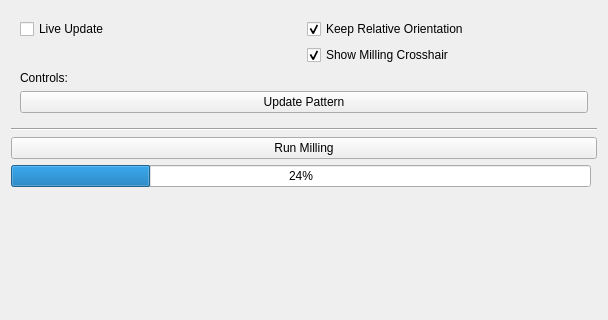
Above: fibsem/ui/qtdesigner_files/FibsemMillingWidget.ui from DeMarcoLab/fibsem before the change; both pictures show x 0 to 608 and y 530 to 850 of the 608 by 850 pixel window. Below: the same form after it.
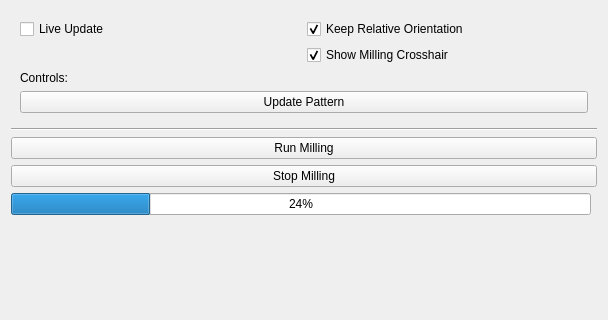
That is the form after the change.

Commit message:
[feat] Add a stop milling button to milling user interface (#325)
feat: Add a stop milling button to milling user interface

```diff
--- a/fibsem/ui/qtdesigner_files/FibsemMillingWidget.ui
+++ b/fibsem/ui/qtdesigner_files/FibsemMillingWidget.ui
@@ -14,6 +14,30 @@
    <string>Form</string>
   </property>
   <layout class="QGridLayout" name="gridLayout">
+   <item row="29" column="0" colspan="2">
+    <widget class="QLabel" name="label_info">
+     <property name="text">
+      <string/>
+     </property>
+     <property name="wordWrap">
+      <bool>true</bool>
+     </property>
+    </widget>
+   </item>
+   <item row="18" column="0" colspan="2">
+    <widget class="Line" name="line">
+     <property name="orientation">
+      <enum>Qt::Horizontal</enum>
+     </property>
+    </widget>
+   </item>
+   <item row="28" column="0">
+    <widget class="QProgressBar" name="progressBar_milling">
+     <property name="value">
+      <number>24</number>
+     </property>
+    </widget>
+   </item>
    <item row="26" column="0" colspan="2">
     <widget class="QPushButton" name="pushButton_run_milling">
      <property name="text">
@@ -381,7 +405,7 @@
      </layout>
     </widget>
    </item>
-   <item row="29" column="0" colspan="2">
+   <item row="30" column="0" colspan="2">
     <spacer name="verticalSpacer">
      <property name="orientation">
       <enum>Qt::Vertical</enum>
@@ -394,27 +418,10 @@
      </property>
     </spacer>
    </item>
-   <item row="28" column="0" colspan="2">
-    <widget class="QLabel" name="label_info">
+   <item row="27" column="0" colspan="2">
+    <widget class="QPushButton" name="pushButton_stop_milling">
      <property name="text">
-      <string/>
-     </property>
-     <property name="wordWrap">
-      <bool>true</bool>
-     </property>
-    </widget>
-   </item>
-   <item row="18" column="0" colspan="2">
-    <widget class="Line" name="line">
-     <property name="orientation">
-      <enum>Qt::Horizontal</enum>
-     </property>
-    </widget>
-   </item>
-   <item row="27" column="0">
-    <widget class="QProgressBar" name="progressBar_milling">
-     <property name="value">
-      <number>24</number>
+      <string>Stop Milling</string>
      </property>
     </widget>
    </item>
```
The commit also changes 3 other files.
